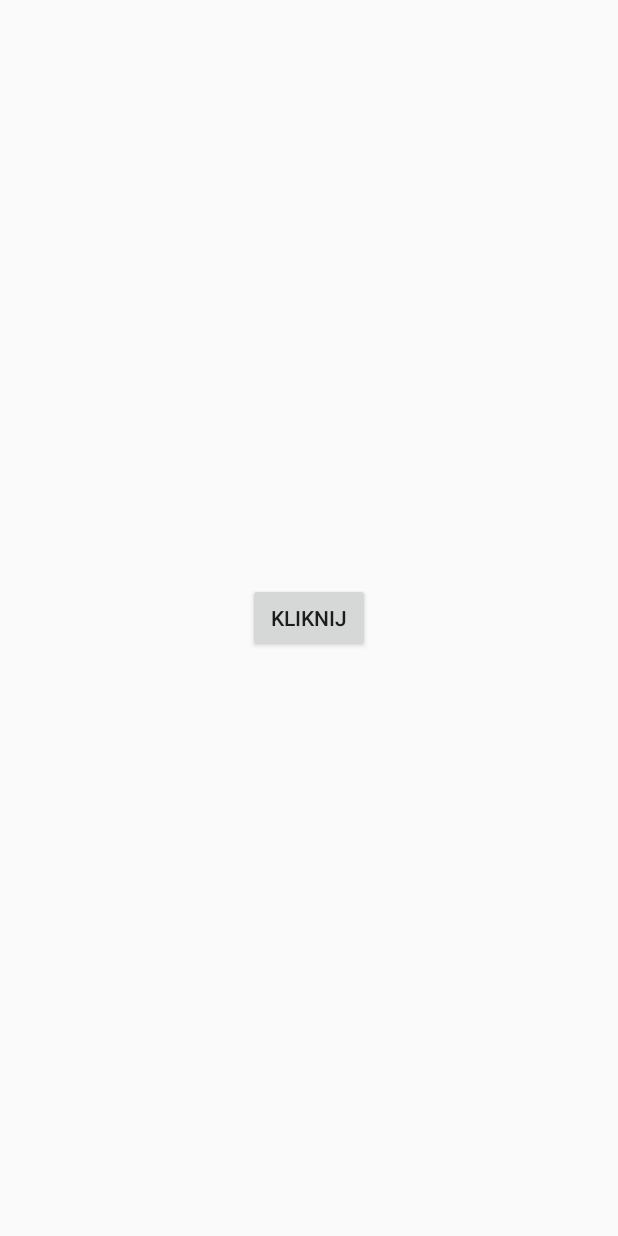
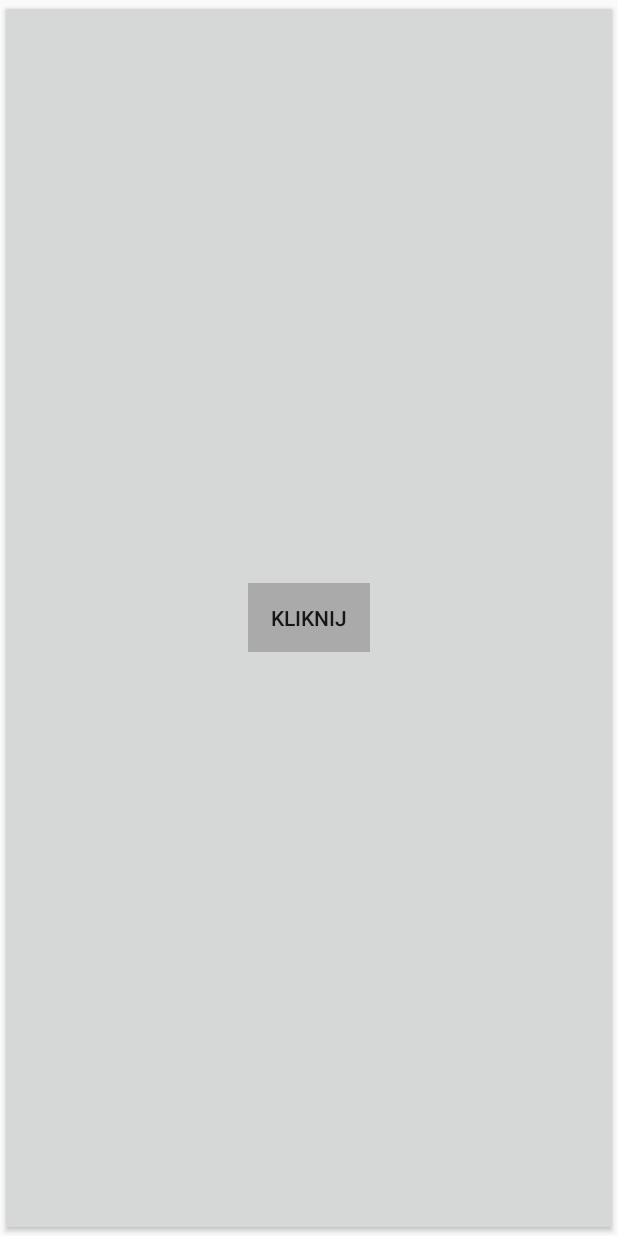
Before and after one commit to dniziolek/hackyeah, an Android app: the layout activity_soberity_test.xml on its own in the app's theme, with its tools: preview values and no code run, on a phone screen of 412 x 824 dp. Run offline under Robolectric (Android 15) with nearby library versions, the phone set to English and light mode, and no system bars.

Commit message:
activity_soberity_test behaviour

```diff
--- a/app/src/main/res/layout/activity_soberity_test.xml
+++ b/app/src/main/res/layout/activity_soberity_test.xml
@@ -7,10 +7,19 @@
     tools:context="kebaza.com.kebaza.SoberityTestActivity">
 
     <Button
+        android:id="@+id/drunkButton"
+        android:layout_width="match_parent"
+        android:layout_height="match_parent"
+    />
+
+    <Button
         android:id="@+id/soberButton"
         android:layout_width="81dp"
         android:layout_height="46dp"
-        android:text="KLIKNIJ"
         android:layout_gravity="center"
-  />
+        android:background="@android:color/darker_gray"
+        android:text="KLIKNIJ" />
+
+
+
 </FrameLayout>
```
Also changed, not shown: app/src/main/java/kebaza/com/kebaza/SoberityTestActivity.java (+19 -6 lines).
